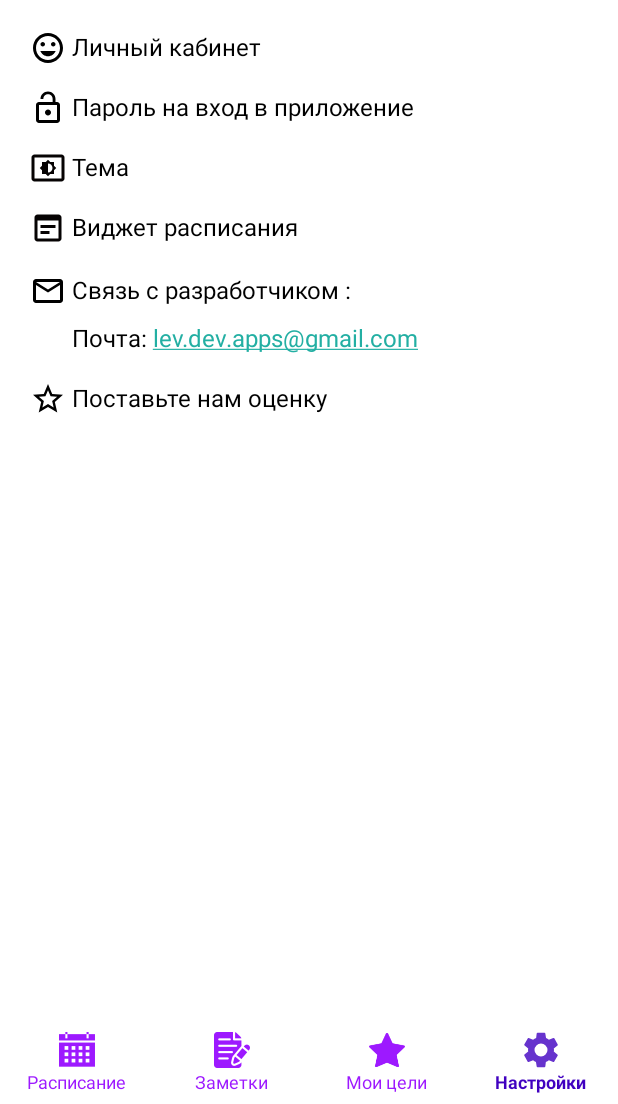
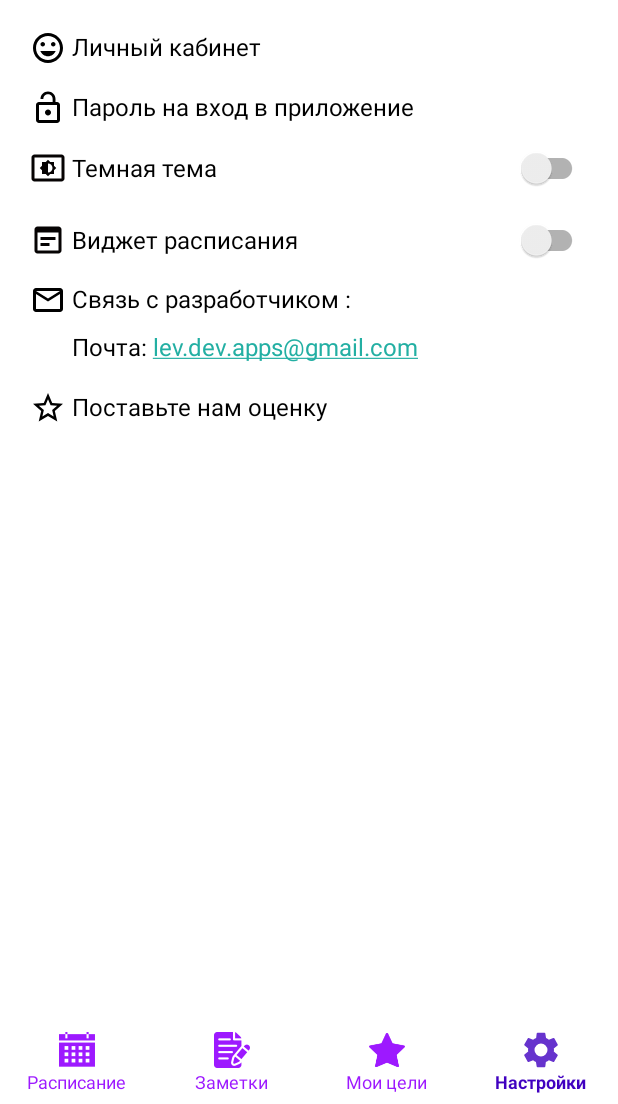
Before and after one commit to levkorol/TODO, an Android app: the screen it shows after launch once a user with an empty profile is signed in (MainActivity), item 4 of the bottom bar chosen, on a phone screen of 412 x 824 dp, the part 132-1236 px from its top. Run offline under Robolectric (Android 15) with nearby library versions, the phone set to English and light mode, and no system bars; our stand-ins replace Firebase (no records; nobody signed in at launch, a user with empty details on screens opened directly); libraries missing offline, so code that uses them is left out: com.applandeo.materialcalendarview; 4 statements that could not run were skipped.

Commit message:
виджет

```diff
--- a/app/src/main/res/layout/setting_fragment.xml
+++ b/app/src/main/res/layout/setting_fragment.xml
@@ -44,26 +44,24 @@
         android:layout_marginStart="16dp"
         app:drawableStartCompat="@drawable/ic_lock_open" />
 
-    <TextView
+    <androidx.appcompat.widget.SwitchCompat
         android:id="@+id/theme"
         android:layout_width="match_parent"
         android:layout_height="wrap_content"
         android:layout_marginStart="16dp"
-        android:layout_marginTop="8dp"
         android:layout_marginEnd="16dp"
         android:background="?attr/selectableItemBackground"
         android:padding="4dp"
-        android:text=" Тема"
+        android:text=" Темная тема"
         android:textColor="@android:color/background_dark"
         android:textSize="16sp"
         app:drawableStartCompat="@drawable/ic_theme" />
 
-    <TextView
+    <androidx.appcompat.widget.SwitchCompat
         android:id="@+id/vidget"
         android:layout_width="match_parent"
         android:layout_height="wrap_content"
         android:layout_marginStart="16dp"
-        android:layout_marginTop="8dp"
         android:layout_marginEnd="16dp"
         android:background="?attr/selectableItemBackground"
         android:padding="4dp"
@@ -78,7 +76,6 @@
         android:layout_height="wrap_content"
         android:textColor="@android:color/background_dark"
         android:layout_marginStart="16dp"
-        android:layout_marginTop="10dp"
         android:textSize="16sp"
         android:autoLink="email"
         android:background="?attr/selectableItemBackground"
```
Also changed, not shown: app/src/main/AndroidManifest.xml (+17 -1 lines), app/src/main/java/com/levkorol/todo/ui/widget/ScheduleWidget.kt (added, +34 -0 lines), app/src/main/res/layout/test_calendar.xml (deleted, +0 -12 lines), app/src/main/res/layout/widget.xml (added, +17 -0 lines), app/src/main/res/layout/widget_metadata.xml (added, +8 -0 lines).
